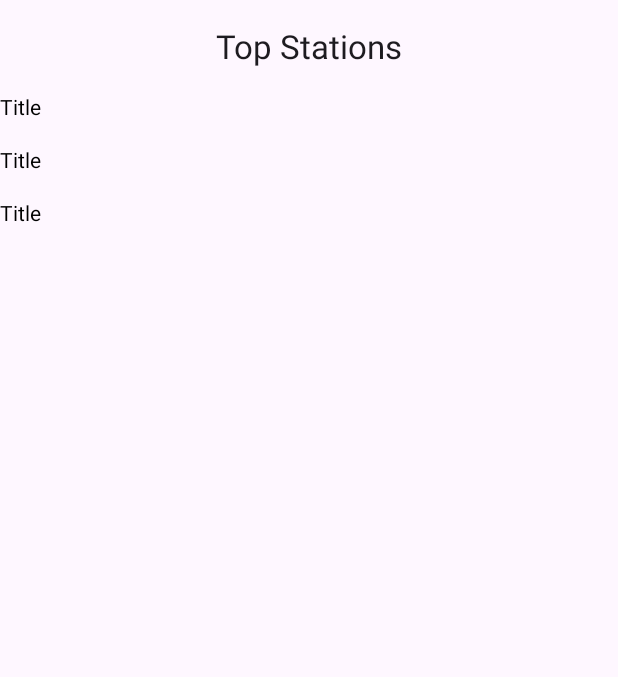
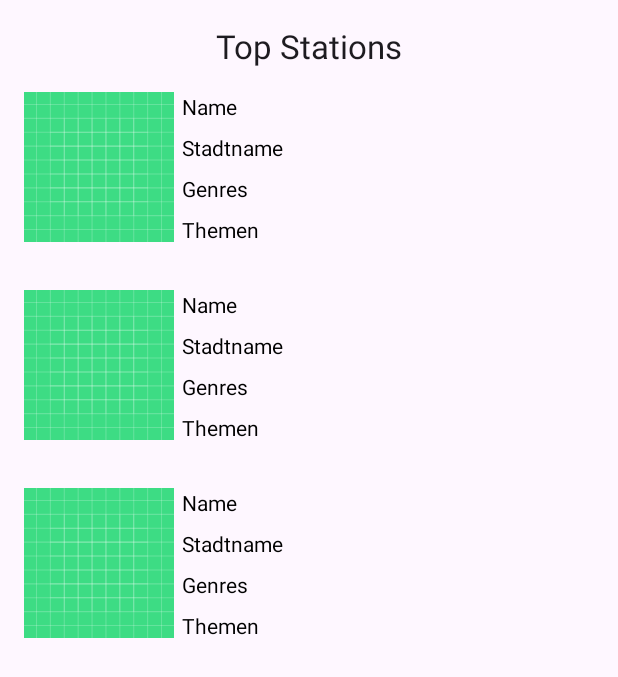
Before and after one commit to WhyYouNotStudyForExam/radio-station-showcase, an Android app: the layout fragment_top_stations.xml on its own in the app's theme, with its tools: preview values and no code run, on a phone screen of 412 x 824 dp. Shown: the top 677 px of the screen. Run offline under Robolectric (Android 15) with nearby library versions, the phone set to English and light mode, and no system bars; network calls fail.

Commit message:
Uses glide for image display and shows some fields for overall information about the radio station.

```diff
--- a/app/build.gradle.kts
+++ b/app/build.gradle.kts
@@ -59,4 +59,7 @@ dependencies {
     kapt("com.google.dagger:hilt-android-compiler:2.51")
     implementation("androidx.hilt:hilt-navigation-fragment:1.2.0")
     kapt("androidx.hilt:hilt-navigation-fragment:1.2.0")
+
+    // Glide
+    implementation("com.github.bumptech.glide:glide:4.16.0")
 }
--- a/app/src/main/java/com/example/radiostationshowcase/adapter/RadioStationsAdapter.kt
+++ b/app/src/main/java/com/example/radiostationshowcase/adapter/RadioStationsAdapter.kt
@@ -3,20 +3,33 @@ package com.example.radiostationshowcase.adapter
 import android.view.LayoutInflater
 import android.view.View
 import android.view.ViewGroup
+import android.widget.ImageView
 import android.widget.TextView
 import androidx.recyclerview.widget.RecyclerView
+import com.bumptech.glide.Glide
 import com.example.radiostationshowcase.R
 import com.example.radiostationshowcase.domain.model.Playable
-import com.example.radiostationshowcase.domain.model.RadioStation
 
 class RadioStationsAdapter(
     private var items: List<Playable>
 ) : RecyclerView.Adapter<RadioStationsAdapter.ViewHolder>() {
     class ViewHolder(view: View) : RecyclerView.ViewHolder(view) {
-        private val nameTextView: TextView = view.findViewById(R.id.title)
+        private val logoImageView: ImageView = view.findViewById(R.id.logoImageView)
+        private val nameTextView: TextView = view.findViewById(R.id.playableName)
+        private var cityNameTextView: TextView = view.findViewById(R.id.cityName)
+        private var genreTextView: TextView = view.findViewById(R.id.genre)
+        private var topicsTextView: TextView = view.findViewById(R.id.topics)
 
         fun bind(item: Playable) {
-            nameTextView.text = item.country
+            nameTextView.text = item.name
+            cityNameTextView.text =
+                itemView.context.getString(R.string.city_country_name, item.city, item.country)
+            genreTextView.text = "Genres: " + item.genres?.joinToString(", ")
+            topicsTextView.text = "Themen: " + item.topics?.joinToString(", ")
+
+            Glide.with(itemView.context)
+                .load(item.logo300x300)
+                .into(logoImageView)
         }
     }
 
@@ -36,10 +49,21 @@ class RadioStationsAdapter(
 
     override fun onBindViewHolder(holder: ViewHolder, position: Int) {
         holder.bind(items[position])
+        holder.itemView.apply {
+            setOnClickListener {
+                onItemClickListener?.let { it(items[position]) }
+            }
+        }
     }
 
     fun updateItems(newItems: List<Playable>) {
         items = newItems
         notifyDataSetChanged()
     }
+
+    private var onItemClickListener: ((Playable) -> Unit)? = null
+
+    fun setOnItemClickListener(listener: (Playable) -> Unit) {
+        onItemClickListener = listener
+    }
 }
--- a/app/src/main/res/layout/radiostation_item.xml
+++ b/app/src/main/res/layout/radiostation_item.xml
@@ -1,15 +1,66 @@
 <?xml version="1.0" encoding="utf-8"?>
 <androidx.constraintlayout.widget.ConstraintLayout xmlns:android="http://schemas.android.com/apk/res/android"
+    xmlns:app="http://schemas.android.com/apk/res-auto"
     android:layout_width="match_parent"
-    android:layout_height="wrap_content"
-    xmlns:app="http://schemas.android.com/apk/res-auto">
-    <TextView
-        android:id="@+id/title"
-        android:layout_width="wrap_content"
-        android:layout_height="wrap_content"
+    android:layout_height="wrap_content">
+
+    <ImageView
+        android:id="@+id/logoImageView"
+        android:layout_width="100dp"
+        android:layout_height="100dp"
+        android:layout_marginStart="16dp"
         android:layout_marginTop="16dp"
-        android:text="Title"
-        android:textColor="@android:color/black"
+        android:layout_marginBottom="16dp"
+        android:src="@drawable/ic_launcher_background"
+        app:layout_constraintBottom_toBottomOf="parent"
         app:layout_constraintStart_toStartOf="parent"
         app:layout_constraintTop_toTopOf="parent" />
+
+    <TextView
+        android:id="@+id/playableName"
+        android:layout_width="0dp"
+        android:layout_height="wrap_content"
+        android:layout_marginStart="5dp"
+        android:layout_marginTop="16dp"
+        android:text="Name"
+        android:textColor="@android:color/black"
+        app:layout_constraintEnd_toEndOf="parent"
+        app:layout_constraintStart_toEndOf="@id/logoImageView"
+        app:layout_constraintTop_toTopOf="parent" />
+
+    <TextView
+        android:id="@+id/cityName"
+        android:layout_width="0dp"
+        android:layout_height="wrap_content"
+        android:layout_marginStart="5dp"
+        android:layout_marginTop="8dp"
+        android:text="Stadtname"
+        android:textColor="@android:color/black"
+        app:layout_constraintEnd_toEndOf="parent"
+        app:layout_constraintStart_toEndOf="@id/logoImageView"
+        app:layout_constraintTop_toBottomOf="@id/playableName" />
+
+    <TextView
+        android:id="@+id/genre"
+        android:layout_width="0dp"
+        android:layout_height="wrap_content"
+        android:layout_marginStart="5dp"
+        android:layout_marginTop="8dp"
+        android:text="Genres"
+        android:textColor="@android:color/black"
+        app:layout_constraintEnd_toEndOf="parent"
+        app:layout_constraintStart_toEndOf="@id/logoImageView"
+        app:layout_constraintTop_toBottomOf="@id/cityName" />
+
+    <TextView
+        android:id="@+id/topics"
+        android:layout_width="0dp"
+        android:layout_height="wrap_content"
+        android:layout_marginStart="5dp"
+        android:layout_marginTop="8dp"
+        android:text="Themen"
+        android:textColor="@android:color/black"
+        app:layout_constraintEnd_toEndOf="parent"
+        app:layout_constraintStart_toEndOf="@id/logoImageView"
+        app:layout_constraintTop_toBottomOf="@id/genre" />
 </androidx.constraintlayout.widget.ConstraintLayout>
--- a/app/src/main/res/values/strings.xml
+++ b/app/src/main/res/values/strings.xml
@@ -1,3 +1,4 @@
 <resources>
     <string name="app_name">RadioStationShowcase</string>
+    <string name="city_country_name">Herkunft: %1$s (%2$s)</string>
 </resources>
```
